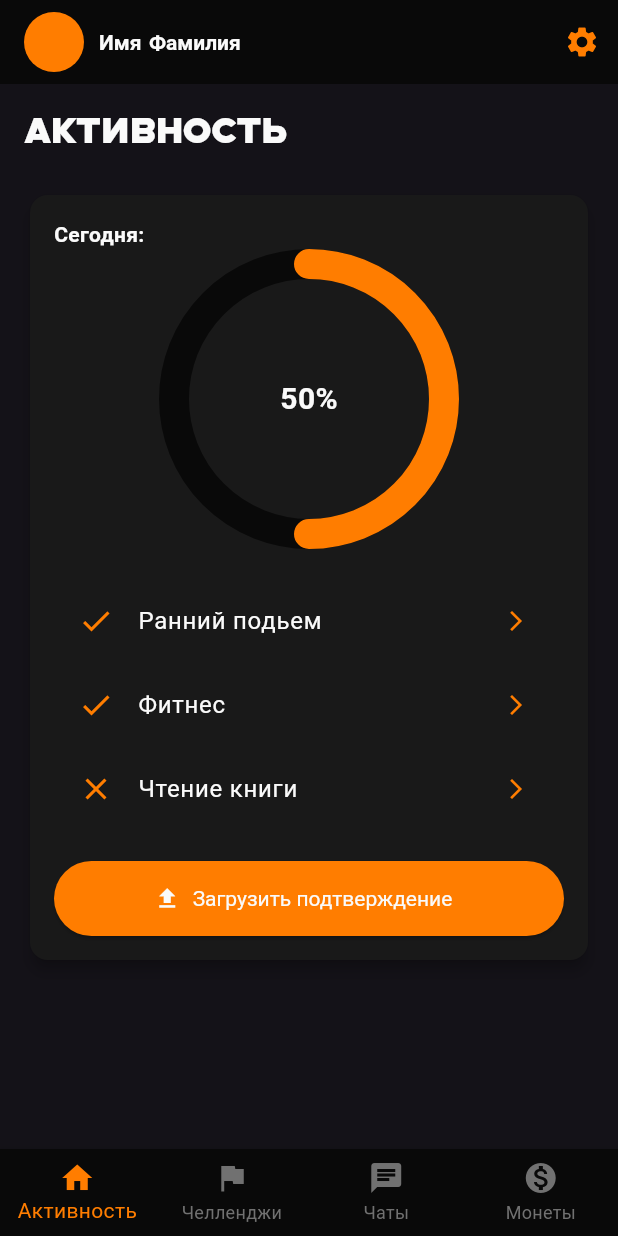
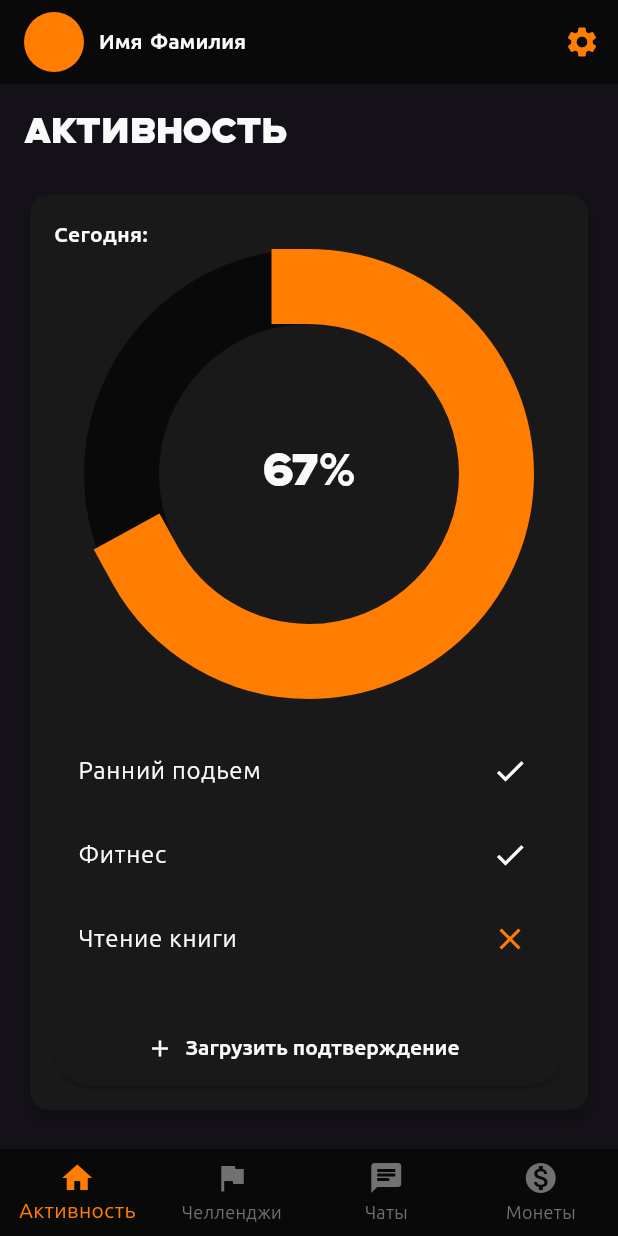
Before and after one commit to iivgll/parimate, a Flutter app: the screen it shows after launch, on a phone screen of 412 x 824 dp. Run offline on Flutter 3.47's test engine with Material 3 defaults, Android fonts, the phone set to English and light mode, and no system bars; drawn by our look-alikes of percent_indicator; our stand-ins replace flutter_riverpod, go_router.

Commit message:
+ первая загрузка сайта на сервер

```diff
--- a/lib/features/home/presentation/widgets/main_card_widget.dart
+++ b/lib/features/home/presentation/widgets/main_card_widget.dart
@@ -1,4 +1,5 @@
 import 'package:flutter/material.dart';
+import 'package:parimate/common/utils/font_family.dart';
 import 'package:percent_indicator/circular_percent_indicator.dart';
 
 import '../../../../common/utils/colors.dart';
@@ -27,52 +28,51 @@ class MainCardWidget extends StatelessWidget {
             ),
             Center(
               child: CircularPercentIndicator(
-                radius: 100.0,
-                lineWidth: 20.0,
-                percent: 0.5,
-                center: const Text(
-                  '50%',
+                radius: 150.0,
+                lineWidth: 50.0,
+                percent: 0.67,
+                center: Text(
+                  '67%',
                   style: TextStyle(
-                    fontSize: 20,
-                    fontWeight: FontWeight.bold,
-                    color: AppColors.white,
-                  ),
+                      fontSize: 30,
+                      fontWeight: FontWeight.bold,
+                      color: AppColors.white,
+                      fontFamily: AppFontFamily.uncage),
                 ),
                 progressColor: AppColors.orange,
                 backgroundColor: AppColors.black,
-                circularStrokeCap: CircularStrokeCap.round,
+                circularStrokeCap: CircularStrokeCap.square,
               ),
             ),
             const SizedBox(height: 20),
             // Список активностей
             ListTile(
-              leading: const Icon(Icons.check, color: AppColors.orange),
-              title: const Text(
+              title: Text(
                 'Ранний подьем',
-                style: TextStyle(color: AppColors.white), // Белый текст
+                style: TextStyle(
+                    color: AppColors.white, fontFamily: AppFontFamily.ubuntu),
               ),
-              trailing: const Icon(Icons.arrow_forward_ios,
-                  color: AppColors.orange, size: 16),
+              trailing: const Icon(Icons.check, color: AppColors.white),
               onTap: () {},
             ),
             ListTile(
-              leading: const Icon(Icons.check, color: AppColors.orange),
-              title: const Text(
+              title: Text(
                 'Фитнес',
-                style: TextStyle(color: AppColors.white), // Белый текст
+                style: TextStyle(
+                    color: AppColors.white,
+                    fontFamily: AppFontFamily.ubuntu), // Белый текст
               ),
-              trailing: const Icon(Icons.arrow_forward_ios,
-                  color: AppColors.orange, size: 16),
+              trailing: const Icon(Icons.check, color: AppColors.white),
               onTap: () {},
             ),
             ListTile(
-              leading: const Icon(Icons.close, color: AppColors.orange),
-              title: const Text(
+              title: Text(
                 'Чтение книги',
-                style: TextStyle(color: AppColors.white), // Белый текст
+                style: TextStyle(
+                    color: AppColors.white,
+                    fontFamily: AppFontFamily.ubuntu), // Белый текст
               ),
-              trailing: const Icon(Icons.arrow_forward_ios,
-                  color: AppColors.orange, size: 16),
+              trailing: const Icon(Icons.close, color: AppColors.orange),
               onTap: () {},
             ),
             const SizedBox(height: 20),
@@ -80,8 +80,14 @@ class MainCardWidget extends StatelessWidget {
               onPressed: () {
                 // Обработка загрузки подтверждений
               },
-              icon: const Icon(Icons.upload, color: AppColors.white),
-              label: const Text('Загрузить подтверждение'),
+              icon: const Icon(Icons.add, color: AppColors.white),
+              label: const Text(
+                'Загрузить подтверждение',
+                style: TextStyle(fontWeight: FontWeight.bold),
+              ),
+              style: ElevatedButton.styleFrom(
+                backgroundColor: AppColors.blackMin,
+              ),
             ),
           ],
         ),
```
Also changed, not shown: pubspec.yaml (+7 -7 lines), 1 other file.
